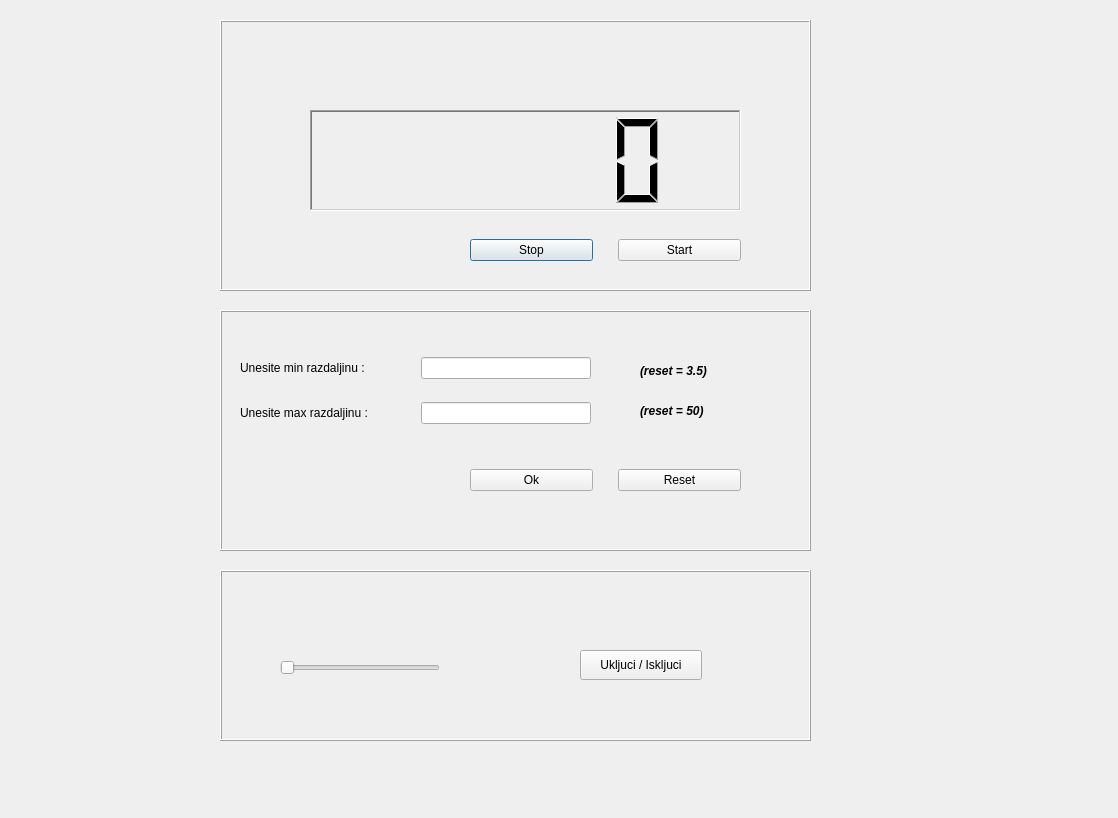
The window that projekat/dialog.ui (nikolagit91/Racunarska_projekat) describes before a commit, drawn with Qt 5.
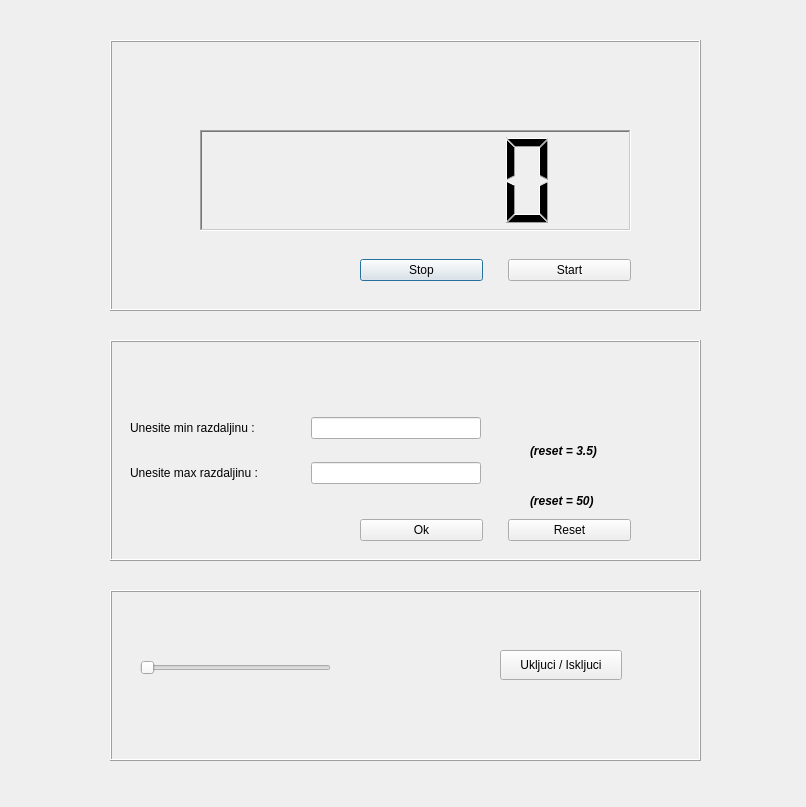
The same window after the commit. Icons and pictures are not drawn. Custom widgets are drawn as their Qt base class.

What changed in the file:
```diff
--- a/projekat/dialog.ui
+++ b/projekat/dialog.ui
@@ -6,8 +6,8 @@
    <rect>
     <x>0</x>
     <y>0</y>
-    <width>1118</width>
-    <height>818</height>
+    <width>806</width>
+    <height>807</height>
    </rect>
   </property>
   <property name="windowTitle">
@@ -16,8 +16,8 @@
   <widget class="QFrame" name="frame">
    <property name="geometry">
     <rect>
-     <x>220</x>
-     <y>20</y>
+     <x>110</x>
+     <y>40</y>
      <width>591</width>
      <height>271</height>
     </rect>
@@ -112,14 +112,33 @@
      </item>
     </layout>
    </widget>
+   <widget class="QLabel" name="label_5">
+    <property name="geometry">
+     <rect>
+      <x>10</x>
+      <y>180</y>
+      <width>81</width>
+      <height>81</height>
+     </rect>
+    </property>
+    <property name="text">
+     <string/>
+    </property>
+    <property name="pixmap">
+     <pixmap resource="slike.qrc">:/slike/car-alarm (1).png</pixmap>
+    </property>
+    <property name="scaledContents">
+     <bool>true</bool>
+    </property>
+   </widget>
   </widget>
   <widget class="QFrame" name="frame_2">
    <property name="geometry">
     <rect>
-     <x>220</x>
-     <y>310</y>
+     <x>110</x>
+     <y>340</y>
      <width>591</width>
-     <height>241</height>
+     <height>221</height>
     </rect>
    </property>
    <property name="frameShape">
@@ -132,7 +151,7 @@
     <property name="geometry">
      <rect>
       <x>20</x>
-      <y>30</y>
+      <y>60</y>
       <width>351</width>
       <height>101</height>
      </rect>
@@ -164,7 +183,7 @@
     <property name="geometry">
      <rect>
       <x>250</x>
-      <y>130</y>
+      <y>150</y>
       <width>271</width>
       <height>80</height>
      </rect>
@@ -193,7 +212,7 @@
     <property name="geometry">
      <rect>
       <x>420</x>
-      <y>50</y>
+      <y>100</y>
       <width>68</width>
       <height>22</height>
      </rect>
@@ -214,7 +233,7 @@
     <property name="geometry">
      <rect>
       <x>420</x>
-      <y>90</y>
+      <y>150</y>
       <width>68</width>
       <height>22</height>
      </rect>
@@ -231,12 +250,31 @@
      <string>(reset = 50)</string>
     </property>
    </widget>
+   <widget class="QLabel" name="label_6">
+    <property name="geometry">
+     <rect>
+      <x>270</x>
+      <y>0</y>
+      <width>71</width>
+      <height>61</height>
+     </rect>
+    </property>
+    <property name="text">
+     <string/>
+    </property>
+    <property name="pixmap">
+     <pixmap resource="slike.qrc">:/slike/ruler.png</pixmap>
+    </property>
+    <property name="scaledContents">
+     <bool>true</bool>
+    </property>
+   </widget>
   </widget>
   <widget class="QFrame" name="frame_3">
    <property name="geometry">
     <rect>
-     <x>220</x>
-     <y>570</y>
+     <x>110</x>
+     <y>590</y>
      <width>591</width>
      <height>171</height>
     </rect>
@@ -250,9 +288,9 @@
    <widget class="QSlider" name="horizontalSlider">
     <property name="geometry">
      <rect>
-      <x>60</x>
-      <y>90</y>
-      <width>160</width>
+      <x>30</x>
+      <y>70</y>
+      <width>191</width>
       <height>16</height>
      </rect>
     </property>
@@ -263,8 +301,8 @@
    <widget class="QPushButton" name="pushButton_5">
     <property name="geometry">
      <rect>
-      <x>360</x>
-      <y>80</y>
+      <x>390</x>
+      <y>60</y>
       <width>122</width>
       <height>30</height>
      </rect>
@@ -276,6 +314,25 @@
      <bool>true</bool>
     </property>
    </widget>
+   <widget class="QLabel" name="label_7">
+    <property name="geometry">
+     <rect>
+      <x>280</x>
+      <y>50</y>
+      <width>41</width>
+      <height>61</height>
+     </rect>
+    </property>
+    <property name="text">
+     <string/>
+    </property>
+    <property name="pixmap">
+     <pixmap resource="slike.qrc">:/slike/buzzer (2).png</pixmap>
+    </property>
+    <property name="scaledContents">
+     <bool>true</bool>
+    </property>
+   </widget>
   </widget>
  </widget>
  <customwidgets>
```
Left out of the diff: 4 changed lines with no effect on the pictures.
